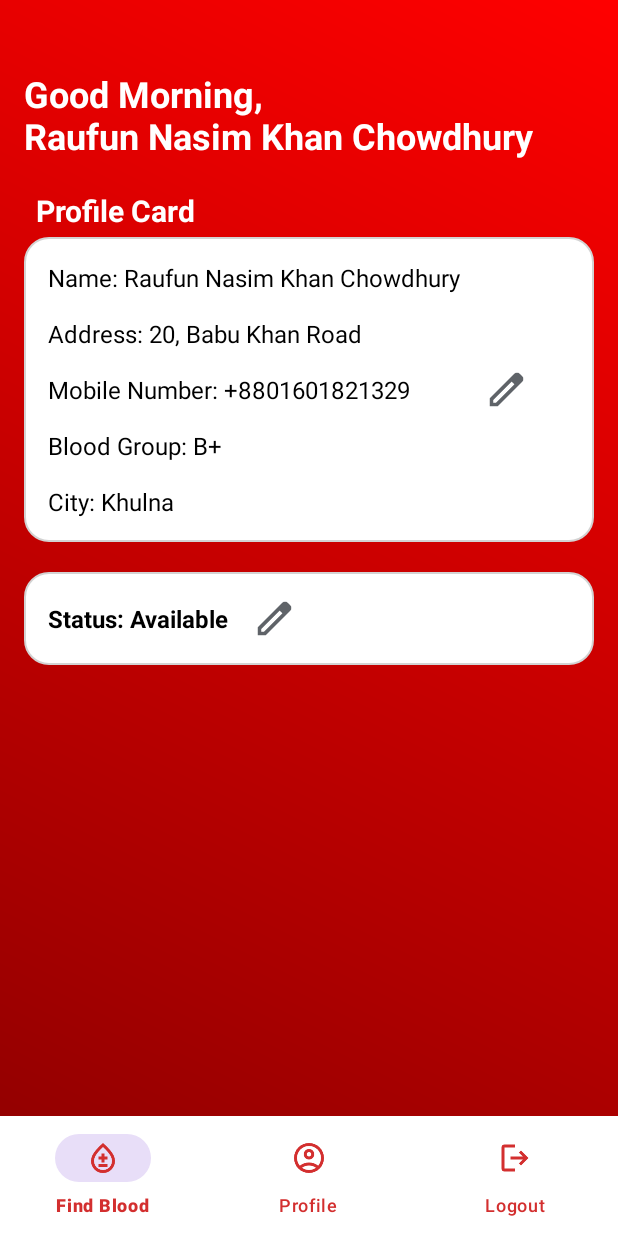
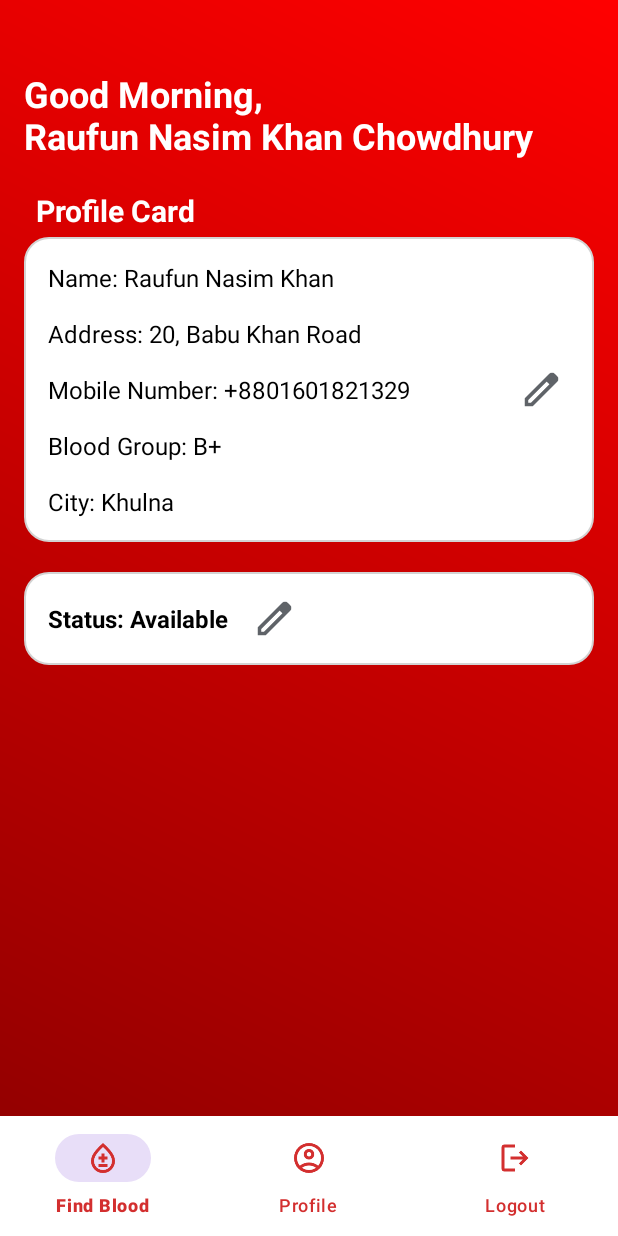
Before and after one commit to Shishir47/Blood_Donation_App, an Android app: the ChangeDetails screen opened directly, with no data from a screen before it, after a tap on "CHANGE DETAILS", on a phone screen of 412 x 824 dp. Run offline under Robolectric (Android 15) with nearby library versions, the phone set to English and light mode, and no system bars; our stand-ins replace Firebase (no records; nobody signed in at launch, a user with empty details on screens opened directly), data binding.

```diff
--- a/app/src/main/java/com/shishir/blood_donation_app/ChangeDetails.kt
+++ b/app/src/main/java/com/shishir/blood_donation_app/ChangeDetails.kt
@@ -18,26 +18,25 @@ class ChangeDetails : AppCompatActivity() {
         super.onCreate(savedInstanceState)
         mBinding = DataBindingUtil.setContentView(this, R.layout.activity_change_details)
 
-        // Set up the spinners with the available values
         val status = resources.getStringArray(R.array.availableStatus)
-        val statusAdapter = ArrayAdapter(this, android.R.layout.simple_spinner_dropdown_item, status)
+        val statusAdapter =
+            ArrayAdapter(this, android.R.layout.simple_spinner_dropdown_item, status)
         mBinding.status.adapter = statusAdapter
 
         val cities = resources.getStringArray(R.array.cities)
         val cityAdapter = ArrayAdapter(this, android.R.layout.simple_spinner_dropdown_item, cities)
         mBinding.city.adapter = cityAdapter
 
-        // Set up button listeners
         mBinding.changeInfo.setOnClickListener {
             saveInfoChanges()
-            Intent(this@ChangeDetails, Profile::class.java).also{
+            Intent(this@ChangeDetails, Profile::class.java).also {
                 startActivity(it)
                 finish()
             }
         }
 
         mBinding.cancelInfo.setOnClickListener {
-            Intent(this@ChangeDetails, Profile::class.java).also{
+            Intent(this@ChangeDetails, Profile::class.java).also {
                 startActivity(it)
                 finish()
             }
@@ -45,7 +44,6 @@ class ChangeDetails : AppCompatActivity() {
     }
 
     private fun saveInfoChanges() {
-        // Check if the user is logged in and retrieve their email
         val user = FirebaseAuth.getInstance().currentUser
         if (user == null) {
             Toast.makeText(this, "User not logged in", Toast.LENGTH_SHORT).show()
@@ -53,28 +51,38 @@ class ChangeDetails : AppCompatActivity() {
         }
         val email = user.email.toString()
 
-        // Fetch the current data from Firestore
         db.collection("users").document(email).get().addOnSuccessListener { document ->
             if (document != null) {
-                // TextField input handling
-                val fullName = mBinding.registerName.editText?.text.toString().ifEmpty { document.getString("Full Name") ?: "N/A" }
-                val fAddress = mBinding.registerAddress.editText?.text.toString().ifEmpty { document.getString("Address") ?: "N/A" }
-                val mobileNum = mBinding.registerNumber.editText?.text.toString().ifEmpty { document.getString("Contact Number") ?: "N/A" }
+                val fullName = mBinding.registerName.editText?.text.toString()
+                    .ifEmpty { document.getString("Full Name") ?: "N/A" }
+                val fAddress = mBinding.registerAddress.editText?.text.toString()
+                    .ifEmpty { document.getString("Address") ?: "N/A" }
+                val mobileNum = mBinding.registerNumber.editText?.text.toString()
+                    .ifEmpty { document.getString("Contact Number") ?: "N/A" }
 
-                // Spinner input handling
-                val bloodGroup = document.getString("Blood Group") ?: "N/A"  // Blood group remains unchanged
-                val city = mBinding.city.selectedItem?.toString() ?: document.getString("City") ?: "N/A"
-                val status = mBinding.status.selectedItem?.toString() ?: document.getString("Availability Status") ?: "N/A"
+                val bloodGroup = document.getString("Blood Group") ?: "N/A"
+                val city =
+                    mBinding.city.selectedItem?.toString() ?: document.getString("City") ?: "N/A"
+                val status = mBinding.status.selectedItem?.toString()
+                    ?: document.getString("Availability Status") ?: "N/A"
 
-                // Save updated user data
                 saveUserData(fullName, fAddress, mobileNum, bloodGroup, city, email, status)
             }
         }.addOnFailureListener {
-            Toast.makeText(this, "Failed to retrieve data from Firestore", Toast.LENGTH_SHORT).show()
+            Toast.makeText(this, "Failed to retrieve data from Firestore", Toast.LENGTH_SHORT)
+                .show()
         }
     }
 
-    private fun saveUserData(fullName: String, fAddress: String, mobileNum: String, bloodGroup: String, city: String, email: String, status: Any) {
+    private fun saveUserData(
+        fullName: String,
+        fAddress: String,
+        mobileNum: String,
+        bloodGroup: String,
+        city: String,
+        email: String,
+        status: Any
+    ) {
         val user = hashMapOf(
             "Full Name" to fullName,
             "Address" to fAddress,
@@ -85,7 +93,6 @@ class ChangeDetails : AppCompatActivity() {
             "Availability Status" to status
         )
 
-        // Save the data to Firestore
         db.collection("users").document(email)
             .set(user)
             .addOnSuccessListener {
--- a/app/src/main/java/com/shishir/blood_donation_app/SveData/Constants.kt
+++ b/app/src/main/java/com/shishir/blood_donation_app/SveData/Constants.kt
@@ -1,4 +1,5 @@
 package com.shishir.blood_donation_app.SveData
+
 object Constants {
     const val EMAIL = "Email"
 }
--- a/app/src/main/res/layout/activity_profile.xml
+++ b/app/src/main/res/layout/activity_profile.xml
@@ -3,90 +3,93 @@
     xmlns:app="http://schemas.android.com/apk/res-auto"
     xmlns:tools="http://schemas.android.com/tools"
     tools:context=".Profile">
-<FrameLayout android:layout_width="match_parent"
+
+    <FrameLayout
+        android:layout_width="match_parent"
         android:layout_height="match_parent"
         android:background="@drawable/gradient_background">
 
         <LinearLayout
             android:layout_width="match_parent"
             android:layout_height="wrap_content"
+            android:layout_gravity="top"
             android:orientation="vertical"
-        android:padding="16dp"
-        android:layout_gravity="top">
+            android:padding="16dp">
 
             <TextView
                 android:id="@+id/greetingTextView"
                 android:layout_width="wrap_content"
                 android:layout_height="wrap_content"
+                android:layout_marginTop="30dp"
                 android:text="Good Morning, \nRaufun Nasim Khan Chowdhury"
+                android:textColor="#FFFFFF"
                 android:textSize="24sp"
-            android:textStyle="bold"
-            android:textColor="#FFFFFF"
-            android:layout_marginTop="30dp"/>
+                android:textStyle="bold" />
 
             <TextView
                 android:id="@+id/userNameTextView"
                 android:layout_width="wrap_content"
                 android:layout_height="wrap_content"
-            android:text="Profile Card"
-            android:textSize="20sp"
+                android:layout_marginLeft="8dp"
                 android:layout_marginTop="20dp"
                 android:layout_marginBottom="4dp"
-            android:layout_marginLeft="8dp"
-            android:textStyle="bold"
-            android:textColor="#FFFFFF"/>
+                android:text="Profile Card"
+                android:textColor="#FFFFFF"
+                android:textSize="20sp"
+                android:textStyle="bold" />
 
             <LinearLayout
                 android:layout_width="match_parent"
                 android:layout_height="wrap_content"
+                android:background="@drawable/info_box_shape"
                 android:orientation="horizontal"
                 android:padding="16dp"
-            android:background="@drawable/info_box_shape">
+                android:weightSum="10">
 
                 <TextView
                     android:id="@+id/userInfoText"
                     android:layout_width="wrap_content"
                     android:layout_height="wrap_content"
-                android:text="Name: Raufun Nasim Khan Chowdhury\n\nAddress: 20, Babu Khan Road\n\nMobile Number: +8801601821329\n\nBlood Group: B+\n\nCity: Khulna"
-                android:textSize="16sp"
-                android:textColor="#000000"/>
+                    android:layout_weight="9"
+                    android:text="Name: Raufun Nasim Khan\n\nAddress: 20, Babu Khan Road\n\nMobile Number: +8801601821329\n\nBlood Group: B+\n\nCity: Khulna"
+                    android:textColor="#000000"
+                    android:textSize="16sp" />
 
                 <ImageView
                     android:id="@+id/editIcon"
                     android:layout_width="30dp"
                     android:layout_height="30dp"
-                android:src="@drawable/ic_edit"
                     android:layout_gravity="center"
-                android:layout_marginRight="5dp"
-                android:layout_marginLeft="15dp" />
+                    android:layout_weight="1"
+                    android:src="@drawable/ic_edit" />
             </LinearLayout>
 
             <LinearLayout
                 android:layout_width="match_parent"
                 android:layout_height="wrap_content"
+                android:layout_marginTop="20dp"
+                android:background="@drawable/info_box_shape"
                 android:orientation="horizontal"
-            android:layout_marginTop="20dp"
-            android:padding="16dp"
-            android:background="@drawable/info_box_shape">
+                android:padding="16dp">
 
                 <TextView
                     android:id="@+id/userStatus"
                     android:layout_width="wrap_content"
                     android:layout_height="wrap_content"
+                    android:layout_gravity="center"
                     android:text="Status: Available"
-                android:textStyle="bold"
+                    android:textColor="#000000"
                     android:textSize="16sp"
-                android:layout_gravity="center"
-                android:textColor="#000000"/>
+                    android:textStyle="bold" />
 
                 <ImageView
                     android:id="@+id/StatusIcon"
                     android:layout_width="30dp"
                     android:layout_height="30dp"
-                android:src="@drawable/ic_edit"
                     android:layout_gravity="center"
+                    android:layout_marginStart="15dp"
                     android:layout_marginEnd="5dp"
-                android:layout_marginStart="15dp" />
+                    android:src="@drawable/ic_edit" />
             </LinearLayout>
         </LinearLayout>
 
```
Also changed, not shown: app/src/main/java/com/shishir/blood_donation_app/FindBlood.kt (+23 -14 lines), app/src/main/java/com/shishir/blood_donation_app/MainActivity.kt (+39 -25 lines), app/src/main/java/com/shishir/blood_donation_app/Profile.kt (+18 -6 lines), app/src/main/java/com/shishir/blood_donation_app/UserAdapter.kt (+46 -19 lines), app/src/main/res/layout/activity_change_details.xml (+10 -9 lines), app/src/main/res/layout/activity_find_blood.xml (+19 -19 lines), app/src/main/res/layout/activity_main.xml (+6 -4 lines), app/src/main/res/layout/item_user.xml (+5 -4 lines), 2 other files. Lines whose indentation alone changed are shown as unchanged.
